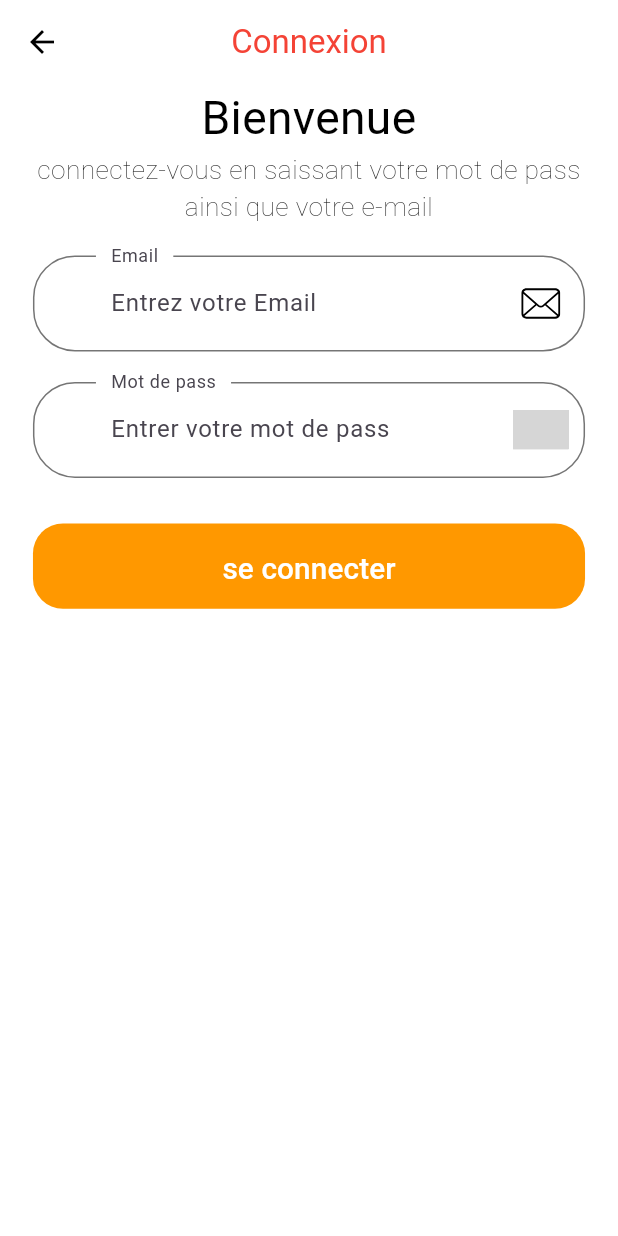
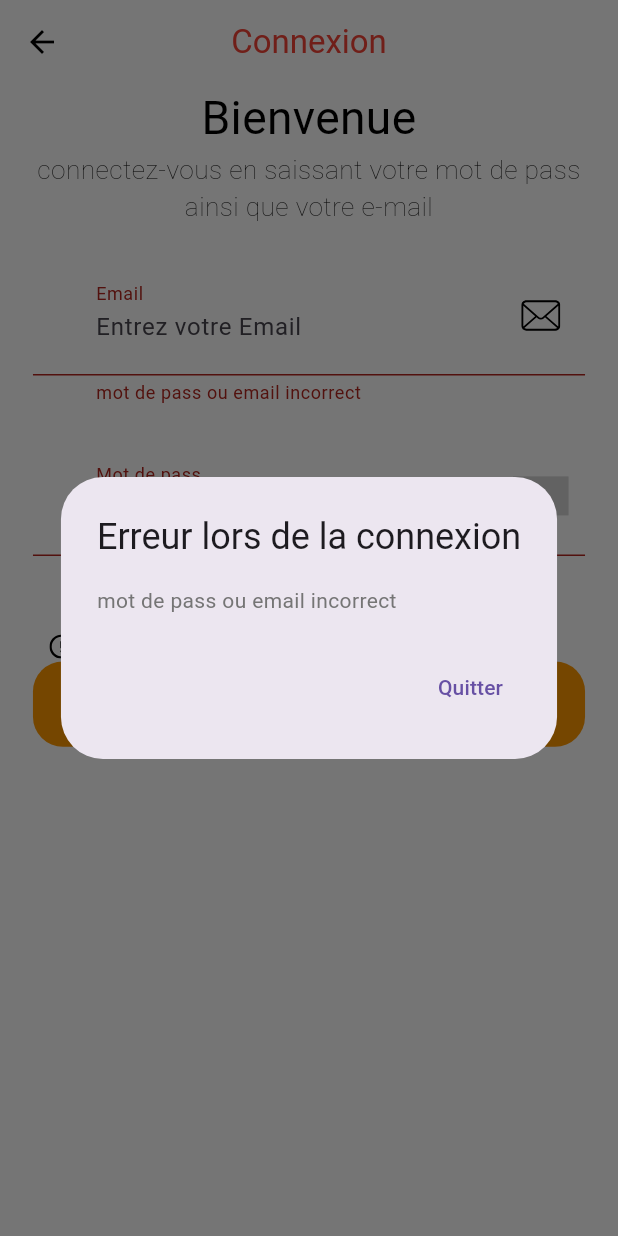
Before and after one commit to Jumvi/flutter-CoopApp, a Flutter app: the SingInScreen screen opened by its route, after a tap on "se connecter", on a phone screen of 412 x 824 dp. Run offline on Flutter 3.47's test engine with Material 3 defaults, Android fonts, the phone set to English and light mode, and no system bars; our stand-ins replace flutter_svg; Roboto replaces fonts that are missing (Muli); grey boxes are pictures that could not be loaded.

Commit message:
feat:add event function for login

```diff
--- a/lib/screen/sing_in/components/connexion_formulaire.dart
+++ b/lib/screen/sing_in/components/connexion_formulaire.dart
@@ -2,6 +2,7 @@ import 'package:firstapp/screen/sing_in/components/textForm.dart';
 import 'package:firstapp/screen/splash/components/default_button.dart';
 import 'package:firstapp/size_config.dart';
 import 'package:flutter/material.dart';
+import 'package:flutter_svg/svg.dart';
 
 class SingInFormulair extends StatefulWidget {
   const SingInFormulair({super.key});
@@ -11,9 +12,13 @@ class SingInFormulair extends StatefulWidget {
 }
 
 class _SingInFormulairState extends State<SingInFormulair> {
+  final _formKey = GlobalKey<FormState>();
+  final TextEditingController _emailController = TextEditingController();
+  final TextEditingController _passwordController = TextEditingController();
   @override
   Widget build(BuildContext context) {
     return Form(
+      key: _formKey,
       child: SizedBox(
         child: Column(
           children: [
@@ -21,16 +26,75 @@ class _SingInFormulairState extends State<SingInFormulair> {
               height: getProportionateScreenHeight(20),
             ),
             textFormField(
-                "Email", "Entrez votre Email", "assets/icons/mail.svg"),
+                "Email", "Entrez votre Email", "assets/icons/mail.svg",
+                controller: _emailController),
             SizedBox(
               height: getProportionateScreenHeight(20),
             ),
             textFormField("Mot de pass", "Entrer votre mot de pass",
-                "assets/icons/password.svg"),
+                "assets/icons/password.svg",
+                controller: _passwordController),
             SizedBox(
               height: getProportionateScreenHeight(30),
             ),
-            DefaultButton(press: () {}, text: 'se connecter')
+            Row(
+              children: [
+                SizedBox(
+                  width: getProportionateScreenWidth(10),
+                ),
+                SvgPicture.asset("assets/icons/Error.svg"),
+                Text('Erreur lors de la connexion'),
+              ],
+            ),
+            DefaultButton(
+                press: () {
+                  if (_formKey.currentState!.validate()) {
+                    final email = _emailController.text;
+                    final password = _passwordController.text;
+
+                    //suppression après soumission
+                    _emailController.clear();
+                    _passwordController.clear();
+
+                    showDialog(
+                      context: context,
+                      builder: (context) => AlertDialog(
+                        title: Text('donnée de votre connexion'),
+                        content:
+                            Text('Email:${email} et mot de pass: ${password}'),
+                        actions: [
+                          TextButton(
+                            onPressed: () {
+                              Navigator.of(context).pop();
+                              //suppression après soumission
+                              _emailController.clear();
+                              _passwordController.clear();
+                            },
+                            child: Text('Quitter'),
+                          )
+                        ],
+                      ),
+                    );
+                  } else {
+                    showDialog(
+                      context: context,
+                      builder: (context) => AlertDialog(
+                        title: Text('Erreur lors de la connexion'),
+                        content: Text('mot de pass ou email incorrect'),
+                        //suppression après soumission
+                        actions: [
+                          TextButton(
+                            onPressed: () {
+                              Navigator.of(context).pop();
+                            },
+                            child: Text('Quitter'),
+                          )
+                        ],
+                      ),
+                    );
+                  }
+                },
+                text: 'se connecter')
           ],
         ),
       ),
--- a/lib/screen/sing_in/components/textForm.dart
+++ b/lib/screen/sing_in/components/textForm.dart
@@ -3,10 +3,21 @@ import 'package:firstapp/size_config.dart';
 import 'package:flutter/material.dart';
 import 'package:flutter_svg/svg.dart';
 
-TextFormField textFormField(String label, String hint, String picture) {
+TextFormField textFormField(
+  String label,
+  String hint,
+  String picture, {
+  required TextEditingController controller,
+}) {
+  final List<String> errors = [];
+  bool isObscure = label.toLowerCase() == 'mot de pass';
+
   return TextFormField(
-    obscureText: true,
-    keyboardType: TextInputType.name,
+    controller: controller,
+    obscureText: isObscure,
+    keyboardType: label.toLowerCase() == 'email'
+        ? TextInputType.emailAddress
+        : TextInputType.text,
     decoration: InputDecoration(
       labelText: label,
       enabledBorder: OutlineInputBorder(
@@ -35,5 +46,13 @@ TextFormField textFormField(String label, String hint, String picture) {
         ),
       ),
     ),
+    validator: (value) {
+      // Check if value is null or empty
+      if (value == null || value.isEmpty) {
+        errors.add("mot de pass ou email incorrect");
+        return "mot de pass ou email incorrect"; // Returning error message
+      }
+      return null; // Return null if validation is successful
+    },
   );
 }
```
Also changed, not shown: assets/icons/Error.svg (added), lib/screen/sing_in/components/form_error.dart (added).
